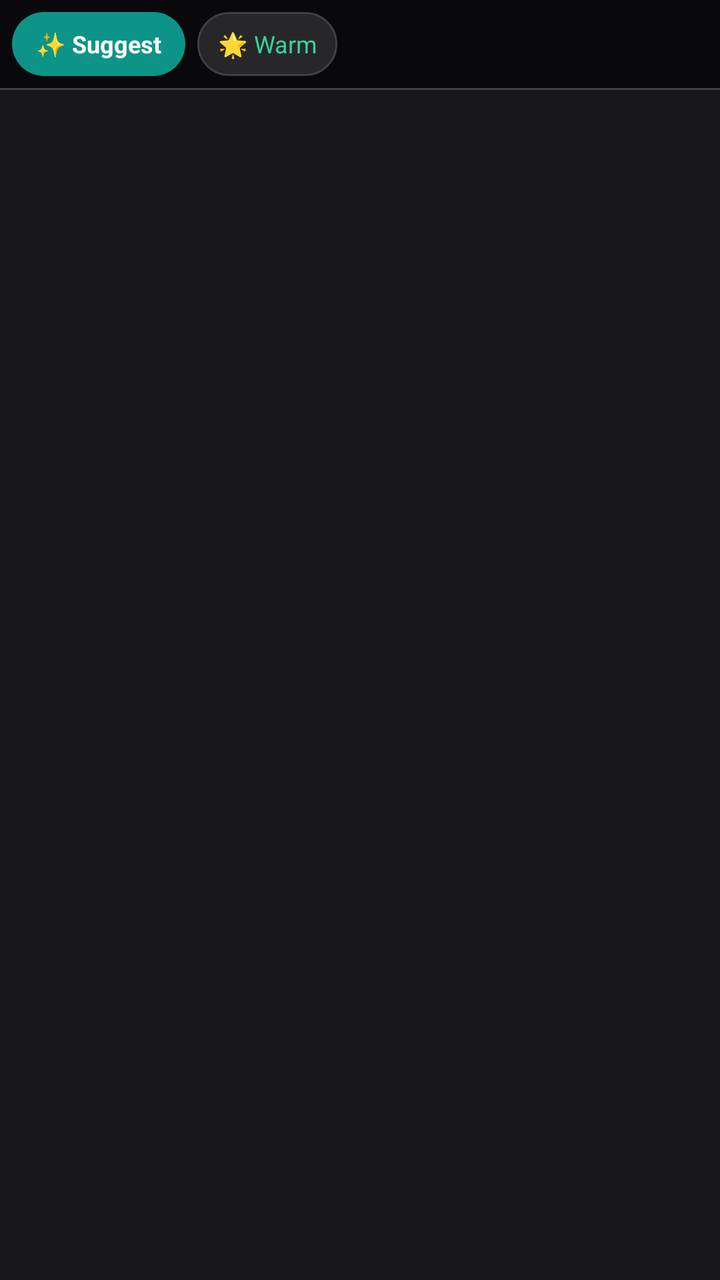
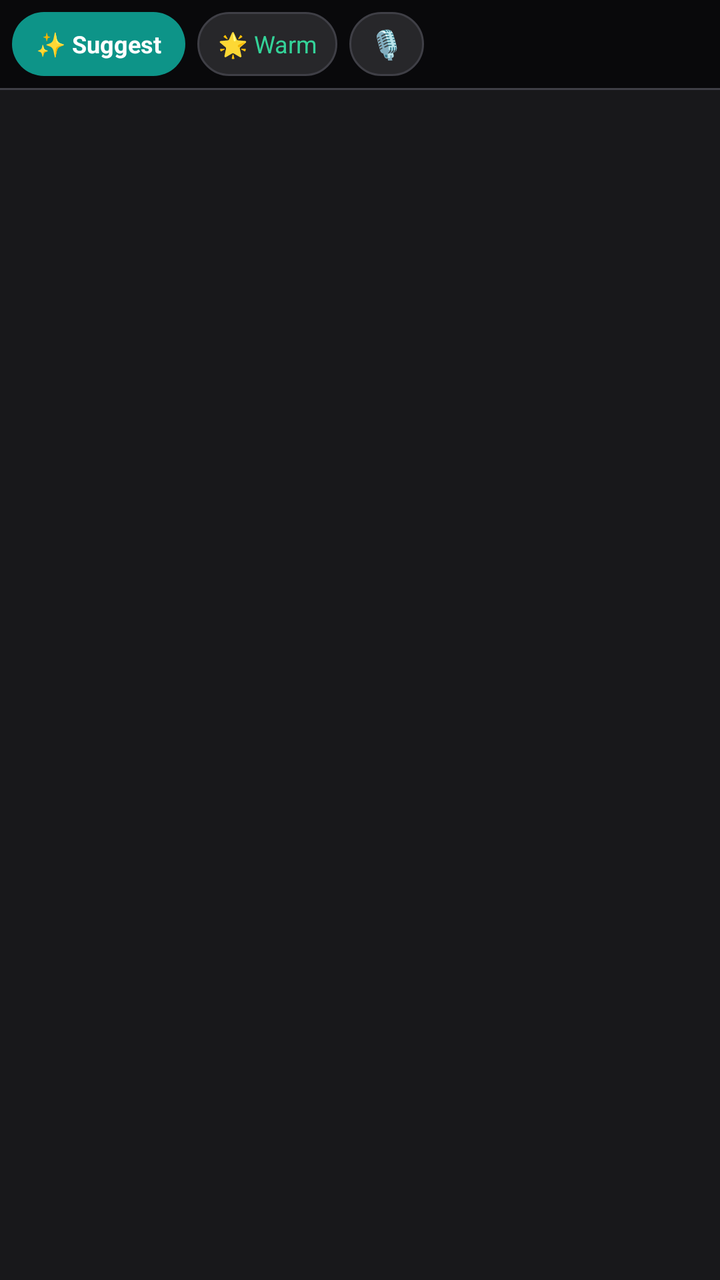

An Android layout rendered at two revisions. The XML below is the earlier revision; the diff shows what the commit changed to produce the second picture.
<!-- AndroidManifest.xml: application theme Theme.QuietlyKeyboard -->
<!-- res/layout/keyboard_view.xml -->
<?xml version="1.0" encoding="utf-8"?>
<LinearLayout xmlns:android="http://schemas.android.com/apk/res/android"
    android:id="@+id/keyboard_root"
    android:layout_width="match_parent"
    android:layout_height="wrap_content"
    android:background="@color/kb_bg"
    android:orientation="vertical"
    android:paddingBottom="6dp">

    
    <LinearLayout
        android:id="@+id/suggestion_header"
        android:layout_width="match_parent"
        android:layout_height="44dp"
        android:background="@color/strip_bg"
        android:gravity="center_vertical"
        android:orientation="horizontal"
        android:paddingStart="6dp"
        android:paddingEnd="6dp">

        
        <TextView
            android:id="@+id/btn_ai_suggest"
            android:layout_width="wrap_content"
            android:layout_height="32dp"
            android:background="@drawable/chip_background_sparkle"
            android:gravity="center"
            android:paddingStart="12dp"
            android:paddingEnd="12dp"
            android:text="✨ Suggest"
            android:textColor="@color/on_primary"
            android:textSize="12sp"
            android:textStyle="bold" />

        
        <TextView
            android:id="@+id/btn_tone"
            android:layout_width="wrap_content"
            android:layout_height="32dp"
            android:layout_marginStart="6dp"
            android:background="@drawable/chip_background"
            android:gravity="center"
            android:paddingStart="10dp"
            android:paddingEnd="10dp"
            android:text="🌟 Warm"
            android:textColor="@color/chip_sparkle"
            android:textSize="12sp" />

        
        <HorizontalScrollView
            android:layout_width="0dp"
            android:layout_height="match_parent"
            android:layout_weight="1"
            android:layout_marginStart="6dp"
            android:scrollbars="none">

            <LinearLayout
                android:id="@+id/chips_container"
                android:layout_width="wrap_content"
                android:layout_height="match_parent"
                android:gravity="center_vertical"
                android:orientation="horizontal" />
        </HorizontalScrollView>
    </LinearLayout>

    <View
        android:layout_width="match_parent"
        android:layout_height="1dp"
        android:background="@color/chip_border" />

    
    <LinearLayout
        android:id="@+id/keys_container"
        android:layout_width="match_parent"
        android:layout_height="wrap_content"
        android:orientation="vertical"
        android:paddingTop="6dp">

        
        <LinearLayout
            android:id="@+id/row1"
            android:layout_width="match_parent"
            android:layout_height="46dp"
            android:orientation="horizontal"
            android:paddingStart="2dp"
            android:paddingEnd="2dp" />

        
        <LinearLayout
            android:id="@+id/row2"
            android:layout_width="match_parent"
            android:layout_height="46dp"
            android:layout_marginTop="5dp"
            android:orientation="horizontal"
            android:paddingStart="14dp"
            android:paddingEnd="14dp" />

        
        <LinearLayout
            android:id="@+id/row3"
            android:layout_width="match_parent"
            android:layout_height="46dp"
            android:layout_marginTop="5dp"
            android:orientation="horizontal"
            android:paddingStart="2dp"
            android:paddingEnd="2dp" />

        
        <LinearLayout
            android:id="@+id/row4"
            android:layout_width="match_parent"
            android:layout_height="46dp"
            android:layout_marginTop="5dp"
            android:orientation="horizontal"
            android:paddingStart="2dp"
            android:paddingEnd="2dp" />
    </LinearLayout>
</LinearLayout>
<!-- resources referenced by this layout -->
<resources>
  <color name="chip_border">#3F3F46</color>
  <color name="chip_sparkle">#34D399</color>
  <color name="kb_bg">#18181B</color>
  <color name="on_primary">#FFFFFF</color>
  <color name="strip_bg">#09090B</color>
  <!-- drawable chip_background (drawable) -->
  <?xml version="1.0" encoding="utf-8"?>
  <selector xmlns:android="http://schemas.android.com/apk/res/android">
      <item android:state_pressed="true">
          <shape android:shape="rectangle">
              <solid android:color="@color/kb_key_pressed" />
              <stroke android:width="1dp" android:color="@color/primary" />
              <corners android:radius="16dp" />
          </shape>
      </item>
      <item>
          <shape android:shape="rectangle">
              <solid android:color="@color/chip_bg" />
              <stroke android:width="1dp" android:color="@color/chip_border" />
              <corners android:radius="16dp" />
          </shape>
      </item>
  </selector>
  <!-- drawable chip_background_sparkle (drawable) -->
  <?xml version="1.0" encoding="utf-8"?>
  <selector xmlns:android="http://schemas.android.com/apk/res/android">
      <item android:state_pressed="true">
          <shape android:shape="rectangle">
              <solid android:color="@color/primary_variant" />
              <corners android:radius="16dp" />
          </shape>
      </item>
      <item>
          <shape android:shape="rectangle">
              <solid android:color="@color/primary" />
              <corners android:radius="16dp" />
          </shape>
      </item>
  </selector>
  <style name="Theme.QuietlyKeyboard" parent="Theme.Material3.Dark.NoActionBar">
          <item name="colorPrimary">@color/primary</item>
          <item name="colorOnPrimary">@color/on_primary</item>
          <item name="android:statusBarColor">@color/bg_dark</item>
          <item name="android:navigationBarColor">@color/bg_dark</item>
      </style>
  <color name="kb_key_pressed">#3F3F46</color>
  <color name="primary">#0D9488</color>
  <color name="chip_bg">#27272A</color>
  <color name="primary_variant">#0F766E</color>
  <color name="bg_dark">#09090B</color>
</resources>

<!-- the commit's change to res/layout/keyboard_view.xml (unified diff, before → after) -->
@@ -45,6 +45,20 @@
             android:text="🌟 Warm"
             android:textColor="@color/chip_sparkle"
             android:textSize="12sp" />
+
+        
+        <TextView
+            android:id="@+id/btn_voice"
+            android:layout_width="wrap_content"
+            android:layout_height="32dp"
+            android:layout_marginStart="6dp"
+            android:background="@drawable/chip_background"
+            android:gravity="center"
+            android:paddingStart="10dp"
+            android:paddingEnd="10dp"
+            android:text="🎙️"
+            android:textColor="@color/on_primary"
+            android:textSize="14sp" />
 
         
         <HorizontalScrollView
